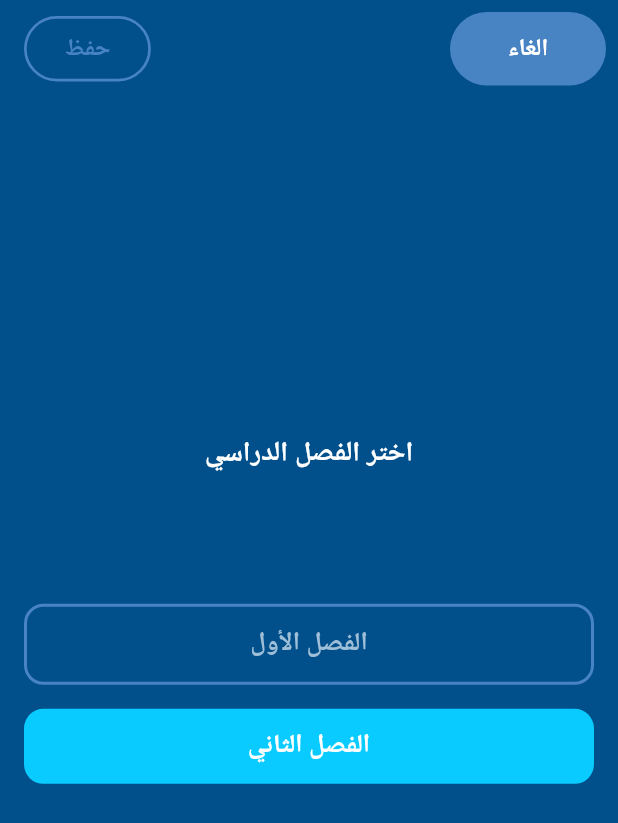
After one commit to OmarTawashi/shater, a Flutter app: the SemesterScreen screen opened by its route, on a phone screen of 412 x 824 dp. The commit adds this screen. Shown: the top 823 px of the screen. Run offline on Flutter 3.47's test engine with Material 3 defaults, Android fonts, the phone set to English and light mode, and no system bars; our stand-ins replace dio, flutter_rating_bar, flutter_screenutil, flutter_svg, get, internet_connection_checker and 2 more; accounts and stored records are empty; Roboto replaces fonts that are missing (HelveticaNeueLTArabic).

Commit message:
make semester screen

```diff
--- a/assets/language/ar.json
+++ b/assets/language/ar.json
@@ -20,8 +20,11 @@
     "student": "طالب",
     "soon": "قريبا",
     "all": "الكل",
+    "select_the_semester": "اختر الفصل الدراسي",
+    "not_find_message": "لا توجد رسائل",
     "find_account_teacher": "ستجد حسابات المعلمين حسب تصنيف المواد هنا",
-    "notifications":"التنبيهات",
+    "find_message_teacher": "ستجد الرسائل التي أرسلها لك المعلمون هنا",
+    "notifications": "التنبيهات",
     "trainning": "تدريب",
     "enter": "دخول",
     "cancel": "الغاء",
@@ -34,7 +37,7 @@
     "sign_in": "تسجيل دخول",
     "have_an_acount": "عندك حساب سابقا؟",
     "next": "التالي",
-    "enter_password":"ضع الرقم السري",
+    "enter_password": "ضع الرقم السري",
     "retry_enter_password": "اعادة الرقم السري",
     "create_new_acount_student": "إنشاء حساب جديد للطالب",
     "forget_passwords": "نسيت الرقم السري؟",
--- a/lib/routes/app_pages.dart
+++ b/lib/routes/app_pages.dart
@@ -6,6 +6,7 @@ import 'package:shater/views/screens/auth/sign%20up/view/sign_up_screen.dart';
 import 'package:shater/views/screens/contact/controller/contact_controller.dart';
 import 'package:shater/views/screens/dashBord/controller/dashboard_controller.dart';
 import 'package:shater/views/screens/dashBord/view/dashbord_screen.dart';
+import 'package:shater/views/screens/dashBord/widgets/semester_screen.dart';
 import 'package:shater/views/screens/edit%20profile/view/edit_profile_screen.dart';
 import 'package:shater/views/screens/firsts/view/first_screen.dart';
 
@@ -64,5 +65,12 @@ class AppPages {
       name: RoutesName.contactScreen,
       page: () => const ContactScreen(),
     ),
+    GetPage(
+      name: RoutesName.semesterScreen,
+      page: () => const SemesterScreen(),
+      binding: BindingsBuilder(() {
+
+      })
+    ),
   ];
 }
--- a/lib/routes/app_routes.dart
+++ b/lib/routes/app_routes.dart
@@ -9,6 +9,7 @@ abstract class RoutesName {
   static const signInScreen = '/sign-in-screen';
   static const firstsScreen = '/firsts-screen';
   static const contactScreen = '/contact-screen';
+  static const semesterScreen = '/semester-screen';
 }
 
 abstract class Routes {
@@ -22,4 +23,5 @@ abstract class Routes {
   static String getFirstsScreen() => RoutesName.firstsScreen;
   static String getContactScreen() => RoutesName.contactScreen;
   static String getDashBoardScreen() => RoutesName.dashBoardScreen;
+  static String getSemesterScreen() => RoutesName.semesterScreen;
 }
--- a/lib/util/images.dart
+++ b/lib/util/images.dart
@@ -29,6 +29,7 @@ class ICONS {
   static const String teachersTopBar = 'assets/icons/teachersTopBar.svg';
   static const String teacherTop = 'assets/icons/teacherTop.svg';
   static const String teacherWhite = 'assets/icons/teacherIconWhite.svg';
+  static const String contactWhite = 'assets/icons/contactWhite.svg';
   static const String contactTop = 'assets/icons/contactTop.svg';
   static const String notification = 'assets/icons/notification.svg';
   static const String subscriptionTop = 'assets/icons/subscriptionTop.svg';
--- a/lib/views/screens/auth/base login/view/base_login_screen.dart
+++ b/lib/views/screens/auth/base login/view/base_login_screen.dart
@@ -47,36 +47,15 @@ class BaseLoginScreen extends StatelessWidget {
             SizedBox(
               height: 45.h,
             ),
-            GestureDetector(
+            ButtonBorderFillWidget(
               onTap: () {
                 Get.toNamed(Routes.getSignInScreen());
               },
-              child: Container(
-                padding: const EdgeInsets.all(16),
-                decoration: BoxDecoration(
-                    borderRadius: BorderRadius.circular(13),
-                    border: Border.all(color: COLORS.strokeColor, width: 2)),
-                child: const Row(
-                  mainAxisAlignment: MainAxisAlignment.center,
-                  children: [
-                    Expanded(
-                      child: CustomText(
-                        text: 'enter_acounts',
-                        textHeight: 1,
-                        textAlign: TextAlign.center,
-                        color: Color.fromRGBO(159, 191, 216, 1),
-                        fontWeight: FontWeight.bold,
-                        fontSize: Dimensions.fontSize15,
-                      ),
-                    ),
-                    Icon(
-                      Icons.arrow_forward_ios_sharp,
-                      size: 18,
-                      color: Colors.white,
-                    )
-                  ],
-                ),
-              ),
+              borderColor: COLORS.strokeColor,
+              isShowIcon: true,
+              text: 'enter_acounts',
+              backgroundColor: Colors.transparent,
+              textColor: Color.fromRGBO(159, 191, 216, 1),
             ),
             SizedBox(
               height: 45.h,
@@ -85,7 +64,7 @@ class BaseLoginScreen extends StatelessWidget {
               startText: 'have_an_account',
               lastText: 'create_new_acounts',
               isShowIcon: false,
-              mainAxisAlignment:  MainAxisAlignment.start,
+              mainAxisAlignment: MainAxisAlignment.start,
               onTap: () {},
             ),
             const SizedBox(
@@ -124,3 +103,58 @@ class BaseLoginScreen extends StatelessWidget {
     );
   }
 }
+
+class ButtonBorderFillWidget extends StatelessWidget {
+  final Function()? onTap;
+  final Color? borderColor;
+  final Color? backgroundColor;
+  final Color textColor;
+  final String? text;
+  final bool isShowIcon;
+  const ButtonBorderFillWidget(
+      {super.key,
+      this.onTap,
+      this.borderColor,
+      this.backgroundColor,
+      this.text,
+      this.isShowIcon = false,
+      this.textColor = Colors.white});
+
+  @override
+  Widget build(BuildContext context) {
+    return GestureDetector(
+      onTap: onTap,
+      child: Container(
+        padding: const EdgeInsets.all(16),
+        decoration: BoxDecoration(
+            borderRadius: BorderRadius.circular(13),
+            color: backgroundColor,
+            border: borderColor != null
+                ? Border.all(color: borderColor!, width: 2)
+                : null),
+        child: Row(
+          mainAxisAlignment: MainAxisAlignment.center,
+          children: [
+            Expanded(
+              child: CustomText(
+                text: text ?? '',
+                textHeight: 1,
+                textAlign: TextAlign.center,
+                color: textColor,
+                fontWeight: FontWeight.bold,
+                fontSize: Dimensions.fontSize15,
+              ),
+            ),
+            isShowIcon
+                ? Icon(
+                    Icons.arrow_forward_ios_sharp,
+                    size: 18,
+                    color: Colors.white,
+                  )
+                : SizedBox()
+          ],
+        ),
+      ),
+    );
+  }
+}
--- /dev/null
+++ b/lib/views/screens/dashBord/widgets/semester_screen.dart
@@ -0,0 +1,92 @@
+import 'package:flutter/material.dart';
+import 'package:flutter_screenutil/flutter_screenutil.dart';
+import 'package:get/get.dart';
+import 'package:shater/views/screens/auth/base%20login/view/base_login_screen.dart';
+
+import '../../../../util/color.dart';
+import '../../../../util/dimensions.dart';
+import '../../base/custom_intike_container.dart';
+import '../../base/text_custom.dart';
+import '../../edit profile/view/edit_profile_screen.dart';
+
+class SemesterScreen extends StatelessWidget {
+  const SemesterScreen({super.key});
+
+  @override
+  Widget build(BuildContext context) {
+    return Scaffold(
+      backgroundColor: COLORS.primaryColor,
+      appBar: AppBar(
+          backgroundColor: COLORS.primaryColor,
+          automaticallyImplyLeading: false,
+          leadingWidth: 120,
+          toolbarHeight: 65,
+          leading: GestureDetector(
+            onTap: () {
+              Get.back();
+            },
+            child: const CustomIntikeContainer(
+              paddingHorizontal: Dimensions.paddingSize12,
+              child: CustomText(
+                text: 'cancel',
+                color: Colors.white,
+                fontSize: Dimensions.fontSize14,
+                fontWeight: FontWeight.bold,
+              ),
+            ),
+          ),
+          actions: const [
+            CustomBorderText(
+              horizontalPadding: Dimensions.paddingSize25,
+              child: CustomText(
+                text: 'save',
+                color: COLORS.strokeColor,
+                fontSize: Dimensions.fontSize14,
+                fontWeight: FontWeight.bold,
+              ),
+              radius: 32,
+            ),
+          ]),
+      body: Padding(
+        padding: const EdgeInsets.symmetric(horizontal: 16.0),
+        child: Column(
+          mainAxisSize: MainAxisSize.max,
+          mainAxisAlignment: MainAxisAlignment.center,
+          children: [
+          const  Padding(
+              padding:  EdgeInsets.only(bottom:  90.0),
+              child:  CustomText(
+                text: "select_the_semester", //'soon'
+                color: Colors.white,
+                fontWeight: FontWeight.bold,
+                fontSize: Dimensions.fontSize16,
+              ),
+            ),
+
+            ButtonBorderFillWidget(
+              onTap: () {},
+              borderColor: COLORS.strokeColor,
+              isShowIcon: false,
+              text: 'season_one',
+              backgroundColor: Colors.transparent,
+              textColor: const Color.fromRGBO(159, 191, 216, 1),
+            ),
+            const SizedBox(
+              height: Dimensions.paddingSize16,
+            ),
+            ButtonBorderFillWidget(
+              onTap: () {},
+              isShowIcon: false,
+              text: 'season_two',
+              backgroundColor: COLORS.secanderyColor,
+              textColor: Colors.white,
+            ),
+            SizedBox(
+              height: 80.h,
+            )
+          ],
+        ),
+      ),
+    );
+  }
+}
```
Also changed, not shown: assets/language/en.json (+42 -40 lines), lib/views/screens/base/custom_empty_view.dart (added, +53 -0 lines), lib/views/screens/base/perfect_app_bar.dart (+8 -1 lines), lib/views/screens/contact/view/contact_screen.dart (+7 -4 lines), lib/views/screens/dashBord/controller/dashboard_controller.dart (+9 -0 lines), lib/views/screens/teacher/view/teacher_screen.dart (+6 -33 lines), assets/icons/contactWhite.svg (added).
